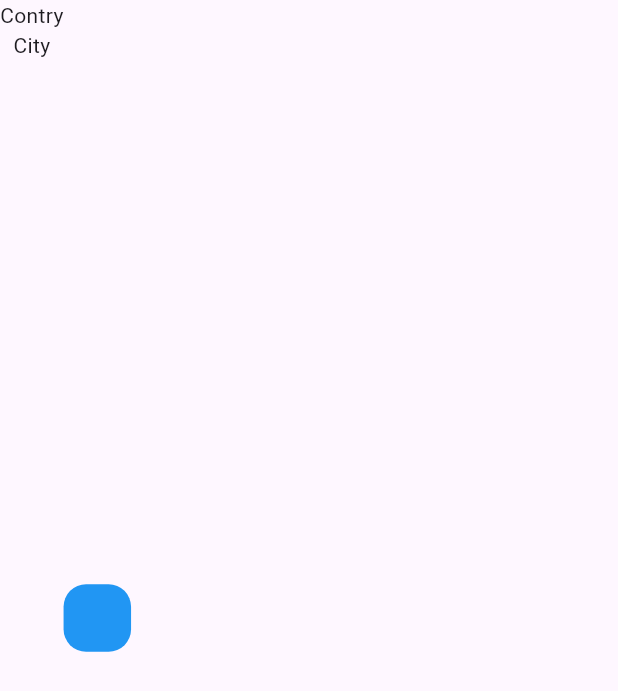
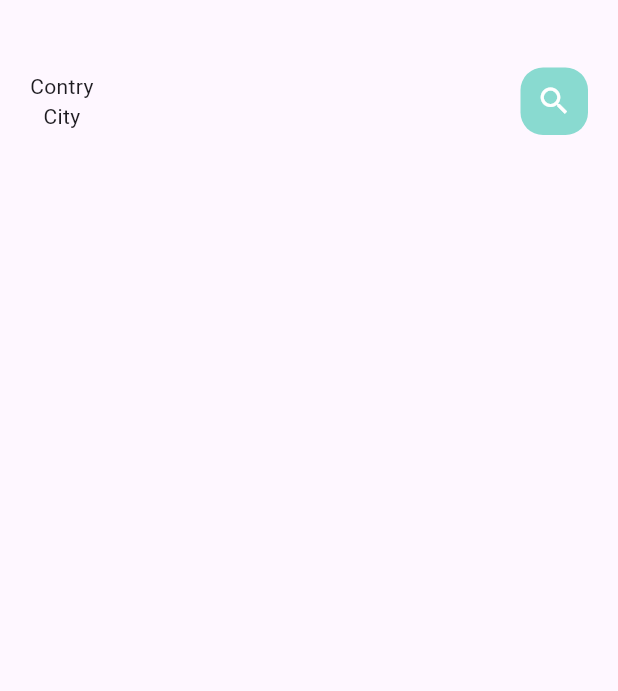
Before and after one commit to Lorena2387/app_e_comerce, a Flutter app: the MainFoodPage screen opened directly, on a phone screen of 412 x 824 dp. Shown: the top 691 px of the screen. Run offline on Flutter 3.47's test engine with Material 2 defaults, Android fonts, the phone set to English and light mode, and no system bars.

Commit message:
create home page and define app colors

```diff
--- /dev/null
+++ b/lib/Utils/app_colors.dart
@@ -0,0 +1,14 @@
+import 'package:flutter/material.dart';
+
+class AppColors {
+  static final Color textColor = const Color(0xFFccc7c5);
+  static final Color mainColor = const Color(0xFF89dad0);
+  static final Color iconColor1 = const Color(0xFFffd28d);
+  static final Color iconColor2 = const Color(0xFFfcab88);
+  static final Color paraColor = const Color(0xFF8f837f);
+  static final Color buttonBackgroundColor = const Color(0xFFf7f6f4);
+  static final Color signColor = const Color(0xFFa9a29f);
+  static final Color titleColor = const Color(0xFF5c524f);
+  static final Color mainBlackColor = const Color(0xFF332d2d);
+  static final Color yellowColor = const Color(0xFFffd379);
+}
--- a/lib/home/main_food_page.dart
+++ b/lib/home/main_food_page.dart
@@ -1,3 +1,4 @@
+import 'package:app_e_comerce/Utils/app_colors.dart';
 import 'package:flutter/material.dart';
 
 class MainFoodPage extends StatefulWidget {
@@ -10,9 +11,15 @@ class MainFoodPage extends StatefulWidget {
 class _MainFoodPageState extends State<MainFoodPage> {
   @override
   Widget build(BuildContext context) {
-    return Container(
+    return Scaffold(
+        body: Column(
+      children: [
+        Container(
           child: Container(
+            margin: EdgeInsets.only(top: 45, bottom: 15),
+            padding: EdgeInsets.only(left: 20, right: 20),
             child: Row(
+              mainAxisAlignment: MainAxisAlignment.spaceBetween,
               children: [
                 Column(
                   children: [
@@ -20,17 +27,25 @@ class _MainFoodPageState extends State<MainFoodPage> {
                     Text("City"),
                   ],
                 ),
-            Container(
+                Center(
+                  child: Container(
                     width: 45,
                     height: 45,
+                    child: Icon(
+                      Icons.search,
+                      color: Colors.white,
+                    ),
                     decoration: BoxDecoration(
                       borderRadius: BorderRadius.circular(15),
-                color: Colors.blue,
+                      color: AppColors.mainColor,
+                    ),
                   ),
                 )
               ],
             ),
           ),
-    );
+        ),
+      ],
+    ));
   }
 }
```
Also changed, not shown: lib/main.dart (+3 -104 lines), lib/widgets/big_text.dart (added, +10 -0 lines). Lines whose indentation alone changed are shown as unchanged.
